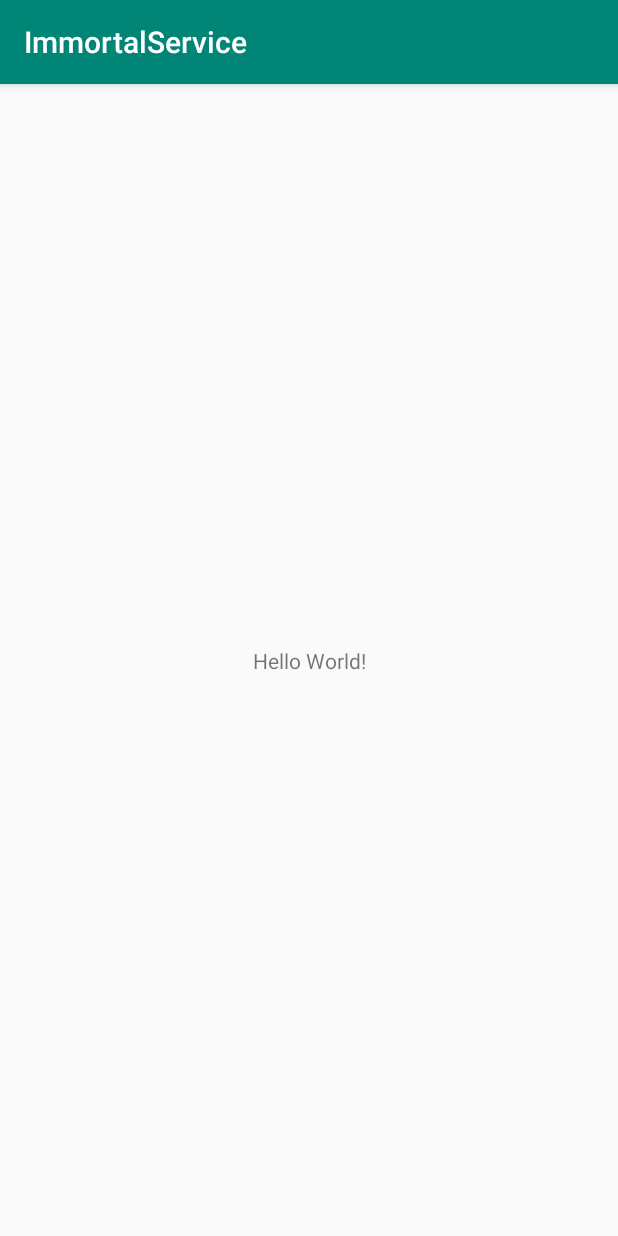
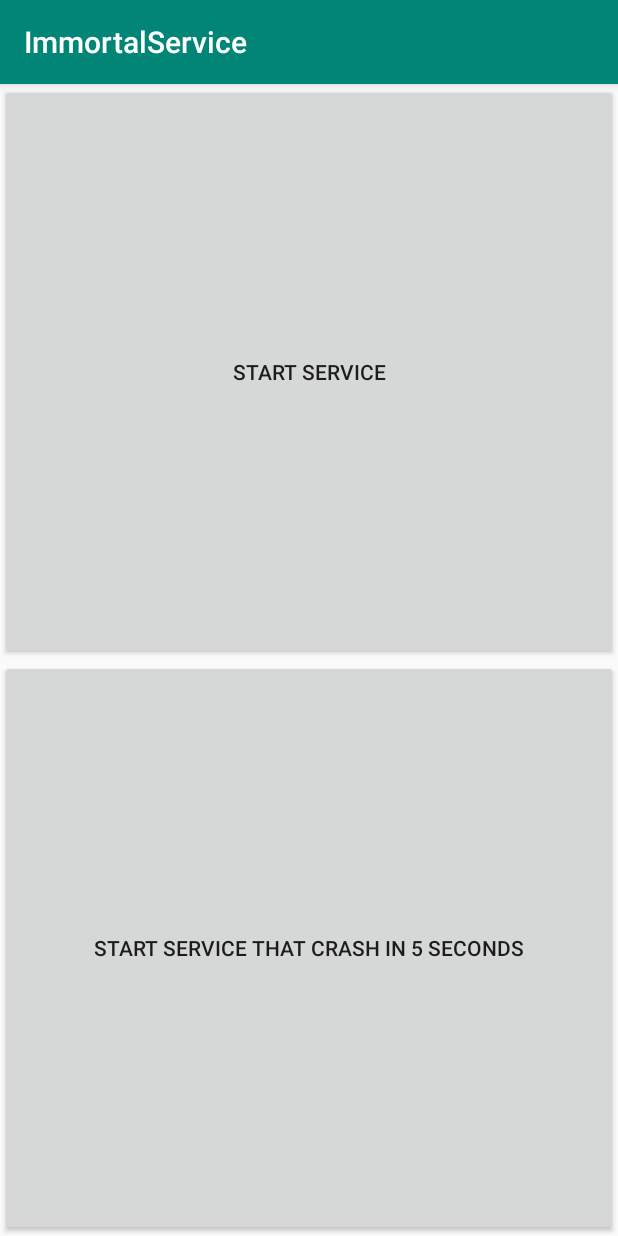
Before and after one commit to edinofricaniago/ImmortalService, an Android app: the screen it shows after launch (MainActivity), on a phone screen of 412 x 824 dp. Run offline under Robolectric (Android 15) with nearby library versions, the phone set to English and light mode, and no system bars.

Commit message:
Create a foreground service that can started with scheduled crash

```diff
--- a/app/src/main/res/drawable-v24/ic_launcher_foreground.xml
+++ b/app/src/main/res/drawable-v24/ic_launcher_foreground.xml
@@ -18,10 +18,10 @@
                     android:type="linear">
                 <item
                         android:color="#44000000"
-                    android:offset="0.0" />
+                        android:offset="0.0"/>
                 <item
                         android:color="#00000000"
-                    android:offset="1.0" />
+                        android:offset="1.0"/>
             </gradient>
         </aapt:attr>
     </path>
@@ -30,5 +30,5 @@
             android:fillType="nonZero"
             android:pathData="M66.94,46.02L66.94,46.02C72.44,50.07 76,56.61 76,64L32,64C32,56.61 35.56,50.11 40.98,46.06L36.18,41.19C35.45,40.45 35.45,39.3 36.18,38.56C36.91,37.81 38.05,37.81 38.78,38.56L44.25,44.05C47.18,42.57 50.48,41.71 54,41.71C57.48,41.71 60.78,42.57 63.68,44.05L69.11,38.56C69.84,37.81 70.98,37.81 71.71,38.56C72.44,39.3 72.44,40.45 71.71,41.19L66.94,46.02ZM62.94,56.92C64.08,56.92 65,56.01 65,54.88C65,53.76 64.08,52.85 62.94,52.85C61.8,52.85 60.88,53.76 60.88,54.88C60.88,56.01 61.8,56.92 62.94,56.92ZM45.06,56.92C46.2,56.92 47.13,56.01 47.13,54.88C47.13,53.76 46.2,52.85 45.06,52.85C43.92,52.85 43,53.76 43,54.88C43,56.01 43.92,56.92 45.06,56.92Z"
             android:strokeColor="#00000000"
-        android:strokeWidth="1" />
+            android:strokeWidth="1"/>
 </vector>
--- a/app/src/main/res/layout/activity_main.xml
+++ b/app/src/main/res/layout/activity_main.xml
@@ -6,14 +6,18 @@
         android:layout_width="match_parent"
         android:layout_height="match_parent"
         tools:context=".MainActivity">
-
-    <TextView
-        android:layout_width="wrap_content"
-        android:layout_height="wrap_content"
-        android:text="Hello World!"
-        app:layout_constraintBottom_toBottomOf="parent"
-        app:layout_constraintLeft_toLeftOf="parent"
-        app:layout_constraintRight_toRightOf="parent"
-        app:layout_constraintTop_toTopOf="parent" />
-
+    <Button
+            android:text="Start service"
+            android:layout_width="0dp"
+            android:layout_height="0dp"
+            android:id="@+id/startButton" app:layout_constraintStart_toStartOf="parent"
+            app:layout_constraintHorizontal_bias="0.5" app:layout_constraintEnd_toEndOf="parent"
+            app:layout_constraintTop_toTopOf="parent" app:layout_constraintBottom_toTopOf="@+id/startWithCrash"/>
+    <Button
+            android:text="Start service that crash in 5 seconds"
+            android:layout_width="0dp"
+            android:layout_height="0dp"
+            app:layout_constraintStart_toStartOf="parent" app:layout_constraintEnd_toEndOf="parent"
+            android:id="@+id/startWithCrash" app:layout_constraintHorizontal_bias="0.5"
+            app:layout_constraintBottom_toBottomOf="parent" app:layout_constraintTop_toBottomOf="@+id/startButton"/>
 </android.support.constraint.ConstraintLayout>
--- a/app/src/main/res/values/strings.xml
+++ b/app/src/main/res/values/strings.xml
@@ -1,3 +1,6 @@
 <resources>
     <string name="app_name">ImmortalService</string>
+    <string name="notification_channel_name">ImmortalChannel</string>
+    <string name="notification_channel_description">This service lives forever.</string>
+    <string name="notification_title">LiveForever</string>
 </resources>
--- a/gradle.properties
+++ b/gradle.properties
@@ -1,21 +1,15 @@
 # Project-wide Gradle settings.
-
 # IDE (e.g. Android Studio) users:
 # Gradle settings configured through the IDE *will override*
 # any settings specified in this file.
-
 # For more details on how to configure your build environment visit
 # http://www.gradle.org/docs/current/userguide/build_environment.html
-
 # Specifies the JVM arguments used for the daemon process.
 # The setting is particularly useful for tweaking memory settings.
 org.gradle.jvmargs=-Xmx1536m
-
 # When configured, Gradle will run in incubating parallel mode.
 # This option should only be used with decoupled projects. More details, visit
 # http://www.gradle.org/docs/current/userguide/multi_project_builds.html#sec:decoupled_projects
 # org.gradle.parallel=true
-
-
 # Kotlin code style for this project: "official" or "obsolete":
 kotlin.code.style=official
```
Also changed, not shown: app/src/main/AndroidManifest.xml (+13 -10 lines), app/src/main/java/com/tbalogh/immortalservice/ImmortalService.kt (added, +74 -0 lines), app/src/main/java/com/tbalogh/immortalservice/MainActivity.kt (+30 -0 lines), app/src/main/res/drawable/ic_launcher_background.xml (+5 -5 lines). Lines whose indentation alone changed are shown as unchanged.
